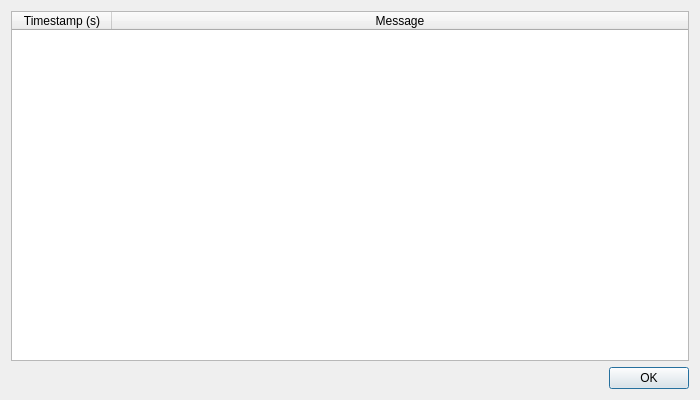
The window that plotjuggler_plugins/DataLoadAPBin/apbin_messages_dialog.ui (AirboundInc/PlotJuggler) describes before a commit, drawn with Qt 5.
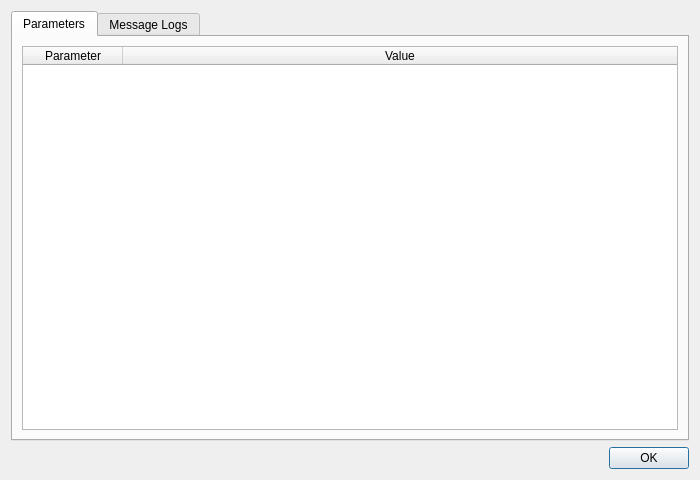
The same window after the commit.

Commit message: Showing parameters values in the interface

```diff
--- a/plotjuggler_plugins/DataLoadAPBin/apbin_messages_dialog.ui
+++ b/plotjuggler_plugins/DataLoadAPBin/apbin_messages_dialog.ui
@@ -7,13 +7,68 @@
     <x>0</x>
     <y>0</y>
     <width>700</width>
-    <height>400</height>
+    <height>480</height>
    </rect>
   </property>
   <property name="windowTitle">
    <string>ArduPilot Log Messages</string>
   </property>
-  <layout class="QVBoxLayout" name="verticalLayout">
+  <layout class="QVBoxLayout" name="verticalLayout_main">
+   <item>
+    <widget class="QTabWidget" name="tabWidget">
+     <property name="focusPolicy">
+      <enum>Qt::NoFocus</enum>
+     </property>
+     <property name="currentIndex">
+      <number>0</number>
+     </property>
+     <widget class="QWidget" name="tabParams">
+      <attribute name="title">
+       <string>Parameters</string>
+      </attribute>
+      <layout class="QVBoxLayout" name="verticalLayout_params">
+       <item>
+        <widget class="QTableWidget" name="tableWidgetParams">
+         <property name="editTriggers">
+          <set>QAbstractItemView::NoEditTriggers</set>
+         </property>
+         <property name="selectionMode">
+          <enum>QAbstractItemView::SingleSelection</enum>
+         </property>
+         <property name="selectionBehavior">
+          <enum>QAbstractItemView::SelectRows</enum>
+         </property>
+         <property name="sortingEnabled">
+          <bool>true</bool>
+         </property>
+         <property name="columnCount">
+          <number>2</number>
+         </property>
+         <attribute name="horizontalHeaderStretchLastSection">
+          <bool>true</bool>
+         </attribute>
+         <attribute name="verticalHeaderVisible">
+          <bool>false</bool>
+         </attribute>
+         <column>
+          <property name="text">
+           <string>Parameter</string>
+          </property>
+         </column>
+         <column>
+          <property name="text">
+           <string>Value</string>
+          </property>
+         </column>
+        </widget>
+       </item>
+      </layout>
+     </widget>
+     <widget class="QWidget" name="tabMessages">
+      <attribute name="title">
+       <string>Message Logs</string>
+      </attribute>
+      <layout class="QVBoxLayout" name="verticalLayout_messages">
    <item>
     <widget class="QTableWidget" name="tableWidgetMessages">
      <property name="editTriggers">
@@ -47,6 +102,10 @@
        <string>Message</string>
       </property>
      </column>
+        </widget>
+       </item>
+      </layout>
+     </widget>
     </widget>
    </item>
    <item>
```
Left out of the diff: 2 changed lines with no effect on the pictures. Lines whose indentation alone changed are shown as unchanged. The commit also changes 4 other files.
